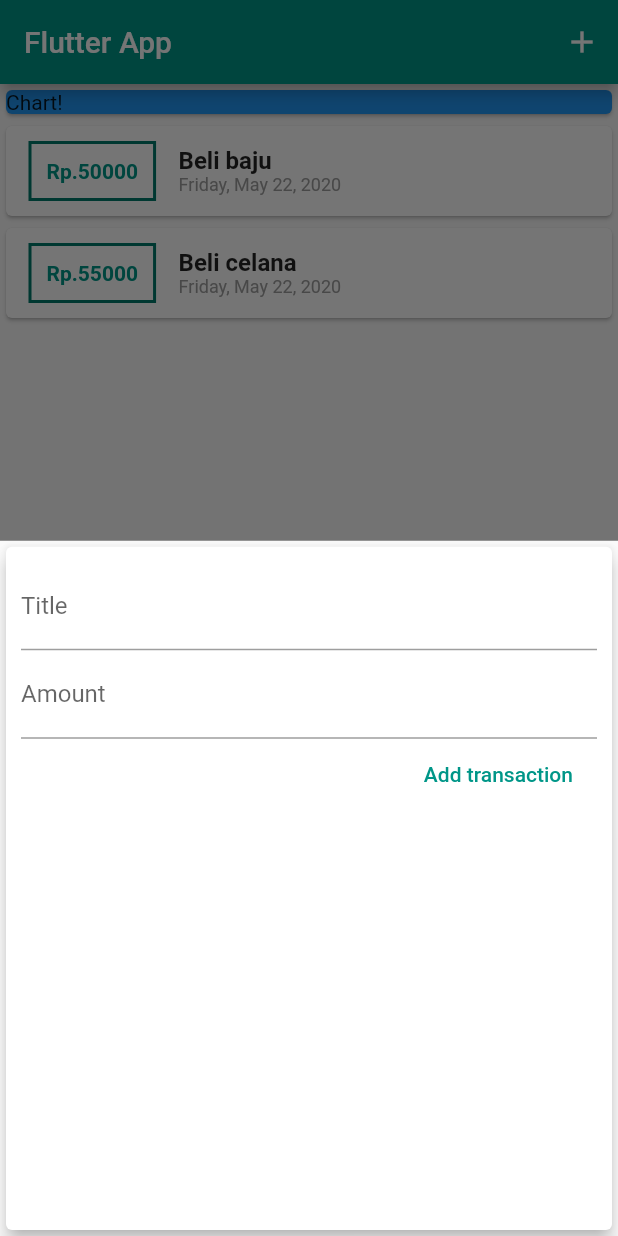
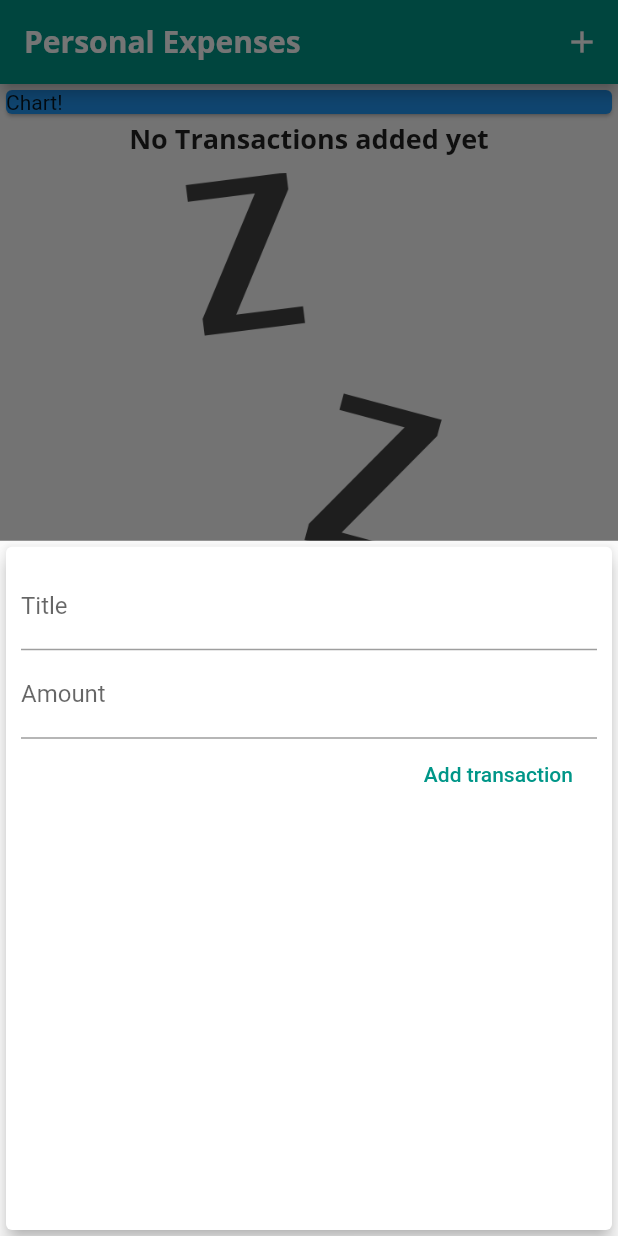
Before and after one commit to ruslanou/ExpenseTracker, a Flutter app: the screen it shows after launch, after a tap on the "add" icon, on a phone screen of 412 x 824 dp. Run offline on Flutter 3.47's test engine with Material 2 defaults, Android fonts, the phone set to English and light mode, and no system bars.

Commit message:
[IMPROVE]Add condition if data is empty

```diff
--- a/lib/main.dart
+++ b/lib/main.dart
@@ -13,10 +13,26 @@ class MyApp extends StatelessWidget {
   Widget build(BuildContext context) {
     return MaterialApp(
       theme: ThemeData(
-        primarySwatch: Colors.teal
+        primarySwatch: Colors.teal,
+        fontFamily: 'QuickSand',
+        textTheme: ThemeData.light().textTheme.copyWith(
+                title: TextStyle(
+              fontFamily: 'OpenSans',
+              fontSize: 18,
+              fontWeight: FontWeight.bold
+            )),
+        appBarTheme: AppBarTheme(
+          textTheme: ThemeData.light().textTheme.copyWith(
+                title: TextStyle(
+                  fontFamily: 'OpenSans',
+                  fontSize: 20,
+                  fontWeight: FontWeight.bold,
+                ),
+              ),
+        ),
       ),
       debugShowCheckedModeBanner: false,
-      title: 'Flutter Demo',
+      title: 'Personal Expenses',
       home: MyHomePage(),
     );
   }
@@ -29,18 +45,18 @@ class MyHomePage extends StatefulWidget {
 
 class _MyHomePageState extends State<MyHomePage> {
   final List<Transaction> _userTransaction = [
-    Transaction(
-      id: '1',
-      title: 'Beli baju',
-      amount: 50000,
-      date: DateTime.now(),
-    ),
-    Transaction(
-      id: '2',
-      title: 'Beli celana',
-      amount: 55000,
-      date: DateTime.now(),
-    ),
+    // Transaction(
+    //   id: '1',
+    //   title: 'Beli baju',
+    //   amount: 50000,
+    //   date: DateTime.now(),
+    // ),
+    // Transaction(
+    //   id: '2',
+    //   title: 'Beli celana',
+    //   amount: 55000,
+    //   date: DateTime.now(),
+    // ),
   ];
 
   void _addNewTransaction(String title, int amount) {
@@ -60,7 +76,7 @@ class _MyHomePageState extends State<MyHomePage> {
         context: context,
         builder: (_) {
           return GestureDetector(
-            onTap: (){},
+            onTap: () {},
             child: NewTransaction(_addNewTransaction),
             behavior: HitTestBehavior.opaque,
           );
@@ -75,7 +91,10 @@ class _MyHomePageState extends State<MyHomePage> {
           onPressed: () => _startAddNewTransaction(context),
         ),
         appBar: AppBar(
-          title: Text('Flutter App'),
+          title: Text(
+            'Personal Expenses',
+            style: TextStyle(fontFamily: 'Opensans'),
+          ),
           actions: <Widget>[
             IconButton(
               icon: Icon(Icons.add),
--- a/lib/widgets/transaction_list.dart
+++ b/lib/widgets/transaction_list.dart
@@ -9,7 +9,16 @@ class TransactionList extends StatelessWidget {
   Widget build(BuildContext context) {
     return Container(
       height: 440,
-      child: ListView.builder(
+      child: transaction.isEmpty ? Column(
+        children: <Widget>[
+          Text('No Transactions added yet', style: Theme.of(context).textTheme.title,),
+          SizedBox(height: 10),
+          Container(
+            height: 400,
+            child: Image.asset('assets/images/waiting.png', fit: BoxFit.cover)),
+        ],
+      ) :
+      ListView.builder(
         itemBuilder: (context, index) {
           return Card(
               child: Row(
@@ -36,10 +45,7 @@ class TransactionList extends StatelessWidget {
                 children: <Widget>[
                   Text(
                     transaction[index].title,
-                    style: TextStyle(
-                      fontSize: 16,
-                      fontWeight: FontWeight.bold,
-                    ),
+                    style: Theme.of(context).textTheme.title
                   ),
                   Text(DateFormat.yMMMMEEEEd().format(transaction[index].date),
                       style: TextStyle(
```
